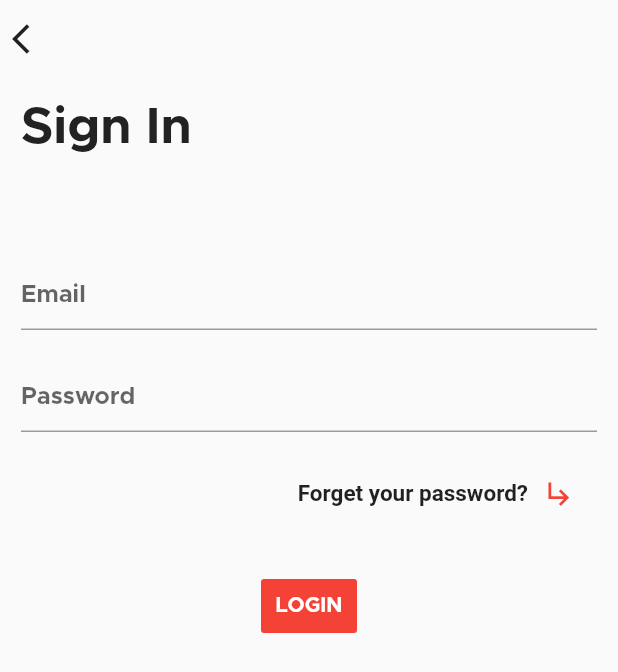
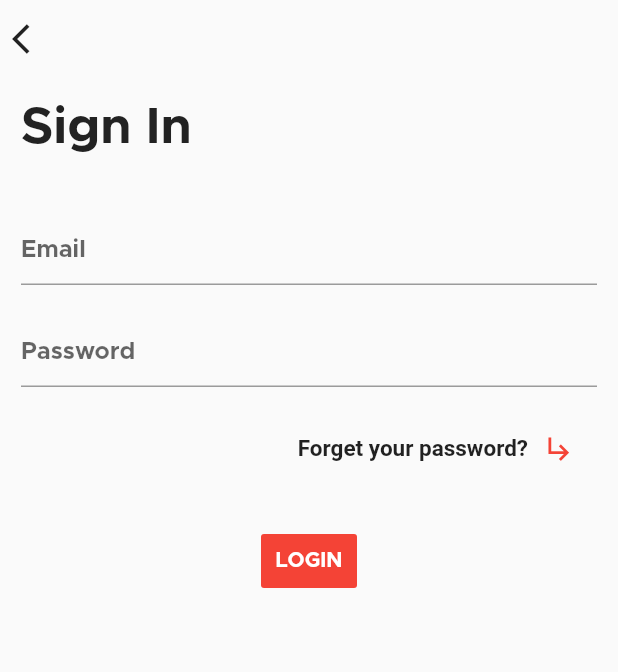
Before and after one commit to ItsJuniorDias/Ecommerce-Flutter, a Flutter app: the screen it shows after launch, on a phone screen of 412 x 824 dp. Shown: the top 672 px of the screen. Run offline on Flutter 3.47's test engine with Material 2 defaults, Android fonts, the phone set to English and light mode, and no system bars; Roboto replaces fonts that are missing (Metropolis-Normal).

Commit message:
Part Sign In

```diff
--- a/studentbook/lib/pages/SignIn.dart
+++ b/studentbook/lib/pages/SignIn.dart
@@ -29,7 +29,7 @@ class SignIn extends StatelessWidget {
 
                     width: 600,
                     height: 200,
-                    margin:  EdgeInsets.fromLTRB(14, 70, 14, 0),
+                    margin:  EdgeInsets.fromLTRB(14, 40, 14, 0),
                     child: Column(
                       crossAxisAlignment: CrossAxisAlignment.end,
                       children: <Widget>[
```
